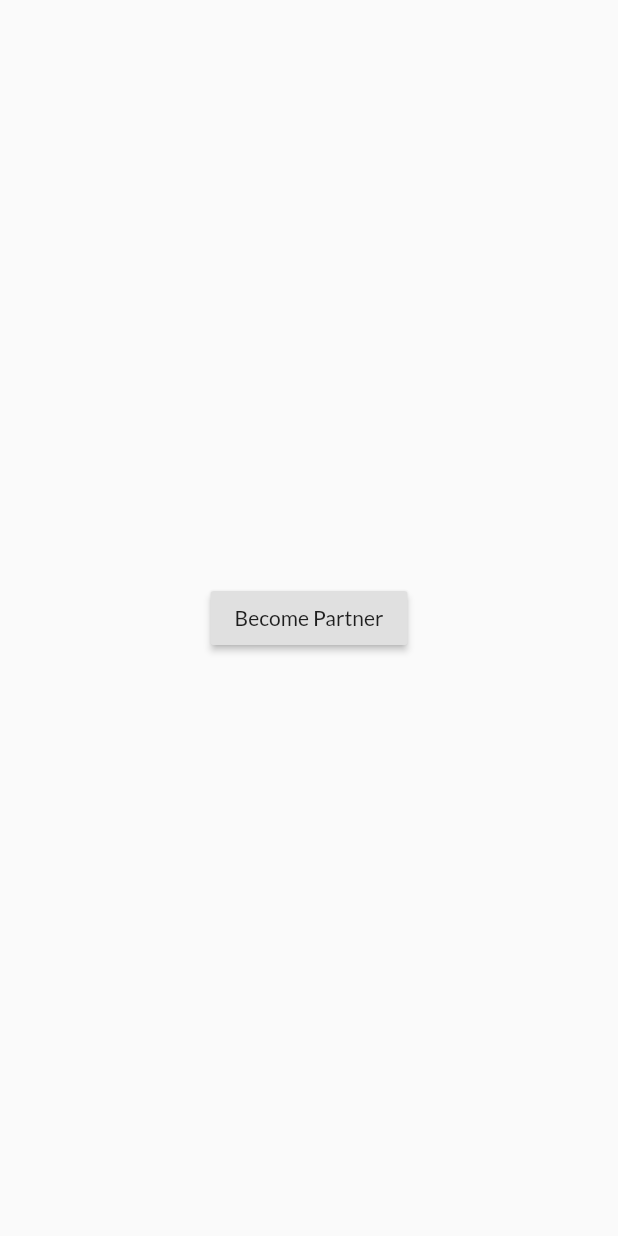
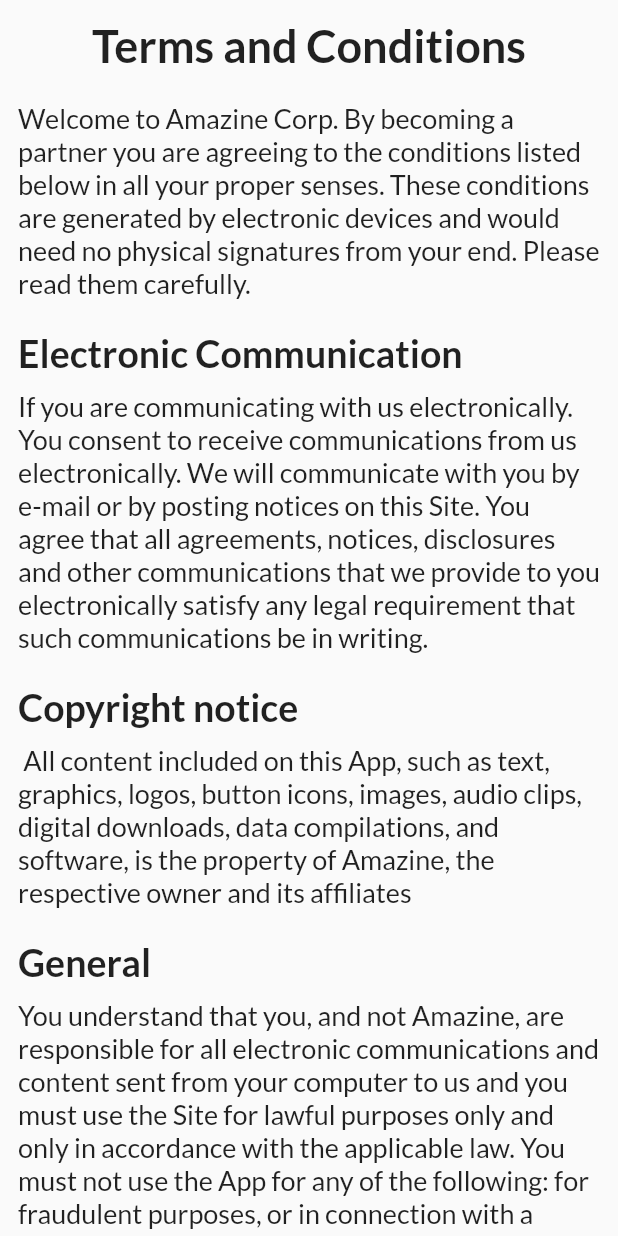
Before and after one commit to Kushalrock/amazine, a Flutter app: the PartnerScreen screen opened directly, on a phone screen of 412 x 824 dp. Run offline on Flutter 3.47's test engine with Material 2 defaults, Android fonts, the phone set to English and light mode, and no system bars; our stand-ins replace shared_preferences; accounts and stored records are empty.

Commit message:
Completed the T&Cs

```diff
--- a/lib/providers/partner.dart
+++ b/lib/providers/partner.dart
@@ -6,7 +6,7 @@ import 'package:flutter/material.dart';
 import 'package:http/http.dart' as http;
 
 class Partner with ChangeNotifier {
-  bool _partner;
+  bool _partner = false;
   bool get partner {
     return _partner;
   }
@@ -47,6 +47,8 @@ class Partner with ChangeNotifier {
       throw (e);
     }
 
+    print('Partnership granted.');
+
     notifyListeners();
   }
 
--- a/lib/screens/partner_screen.dart
+++ b/lib/screens/partner_screen.dart
@@ -6,17 +6,141 @@ import 'package:provider/provider.dart';
 // Provider Imports
 import '../providers/partner.dart';
 
-class PartnerScreen extends StatelessWidget {
+class PartnerScreen extends StatefulWidget {
+  @override
+  _PartnerScreenState createState() => _PartnerScreenState();
+}
+
+class _PartnerScreenState extends State<PartnerScreen> {
+  bool _checkboxValue = false;
   @override
   Widget build(BuildContext context) {
     return Scaffold(
-      body: Center(
-        child: RaisedButton(
-          child: Text('Become Partner'),
-          onPressed: () async {
-            await Provider.of<Partner>(context, listen: false).becomePartner();
-            print('Done');
-          },
+      body: SingleChildScrollView(
+        padding: EdgeInsets.all(12),
+        child: Column(
+          children: [
+            Container(
+              width: double.infinity,
+              child: Text(
+                'Terms and Conditions',
+                style: TextStyle(fontSize: 30, fontWeight: FontWeight.bold),
+                textAlign: TextAlign.center,
+              ),
+            ),
+            SizedBox(
+              height: 20,
+            ),
+            Text(
+              'Welcome to Amazine Corp. By becoming a partner you are agreeing to the conditions listed below in all your proper senses. These conditions are generated by electronic devices and would need no physical signatures from your end. Please read them carefully.',
+              softWrap: true,
+              style: TextStyle(
+                fontSize: 18,
+              ),
+            ),
+            SizedBox(
+              height: 20,
+            ),
+            Container(
+              width: double.infinity,
+              child: Text(
+                'Electronic Communication',
+                style: TextStyle(fontSize: 25, fontWeight: FontWeight.bold),
+              ),
+            ),
+            SizedBox(
+              height: 10,
+            ),
+            Text(
+              'If you are communicating with us electronically. You consent to receive communications from us electronically. We will communicate with you by e-mail or by posting notices on this Site. You agree that all agreements, notices, disclosures and other communications that we provide to you electronically satisfy any legal requirement that such communications be in writing.',
+              softWrap: true,
+              style: TextStyle(
+                fontSize: 18,
+              ),
+            ),
+            SizedBox(
+              height: 20,
+            ),
+            Container(
+              width: double.infinity,
+              child: Text(
+                'Copyright notice',
+                style: TextStyle(fontSize: 25, fontWeight: FontWeight.bold),
+              ),
+            ),
+            SizedBox(
+              height: 10,
+            ),
+            Text(
+              ' All content included on this App, such as text, graphics, logos, button icons, images, audio clips, digital downloads, data compilations, and software, is the property of Amazine, the respective owner and its affiliates ',
+              softWrap: true,
+              style: TextStyle(
+                fontSize: 18,
+              ),
+            ),
+            SizedBox(
+              height: 20,
+            ),
+            Container(
+              width: double.infinity,
+              child: Text(
+                'General',
+                style: TextStyle(fontSize: 25, fontWeight: FontWeight.bold),
+              ),
+            ),
+            SizedBox(
+              height: 10,
+            ),
+            Text(
+              'You understand that you, and not Amazine, are responsible for all electronic communications and content sent from your computer to us and you must use the Site for lawful purposes only and only in accordance with the applicable law. You must not use the App for any of the following: for fraudulent purposes, or in connection with a criminal offence or other unlawful activity to send, use or reuse any material that is illegal, offensive, (including but not limited to material that is sexually explicit or which promotes racism, bigotry, hatred or physical harm), abusive, harassing, misleading, indecent, defamatory, disparaging, obscene or menacing; or in breach of copyright, trademark, confidentiality, privacy or any other proprietary information or right; or is otherwise injurious to third parties; or objectionable or otherwise unlawful in any manner whatsoever; or which consists of or contains software viruses, political campaigning, commercial solicitation, chain letters, mass mailings or any “spam”; to cause annoyance, inconvenience or needless anxiety;',
+              softWrap: true,
+              style: TextStyle(
+                fontSize: 18,
+              ),
+            ),
+            SizedBox(
+              height: 20,
+            ),
+            Text(
+              'Applicable Law: By visiting this App, you agree that the laws of India will govern these Terms of Use and any dispute of any sort that might arise between you and Amazine or its affiliates',
+              softWrap: true,
+              style: TextStyle(
+                fontSize: 18,
+              ),
+            ),
+            SizedBox(
+              height: 20,
+            ),
+            Text(
+              'Disputes Any dispute relating in any way to your visit to this Site shall be submitted to the exclusive jurisdiction of the local courts.',
+              softWrap: true,
+              style: TextStyle(
+                fontSize: 18,
+              ),
+            ),
+            CheckboxListTile(
+              title: Text(
+                'I agree to all the above Amazine T&Cs',
+                style: TextStyle(fontWeight: FontWeight.bold),
+              ),
+              value: _checkboxValue,
+              onChanged: (newValue) {
+                setState(() {
+                  _checkboxValue = newValue;
+                });
+              },
+              controlAffinity: ListTileControlAffinity.leading,
+            ),
+            RaisedButton(
+              child: Text('Become Partner'),
+              onPressed: _checkboxValue == false
+                  ? null
+                  : () async {
+                      await Provider.of<Partner>(context, listen: false)
+                          .becomePartner();
+                    },
+            ),
+          ],
         ),
       ),
     );
```
